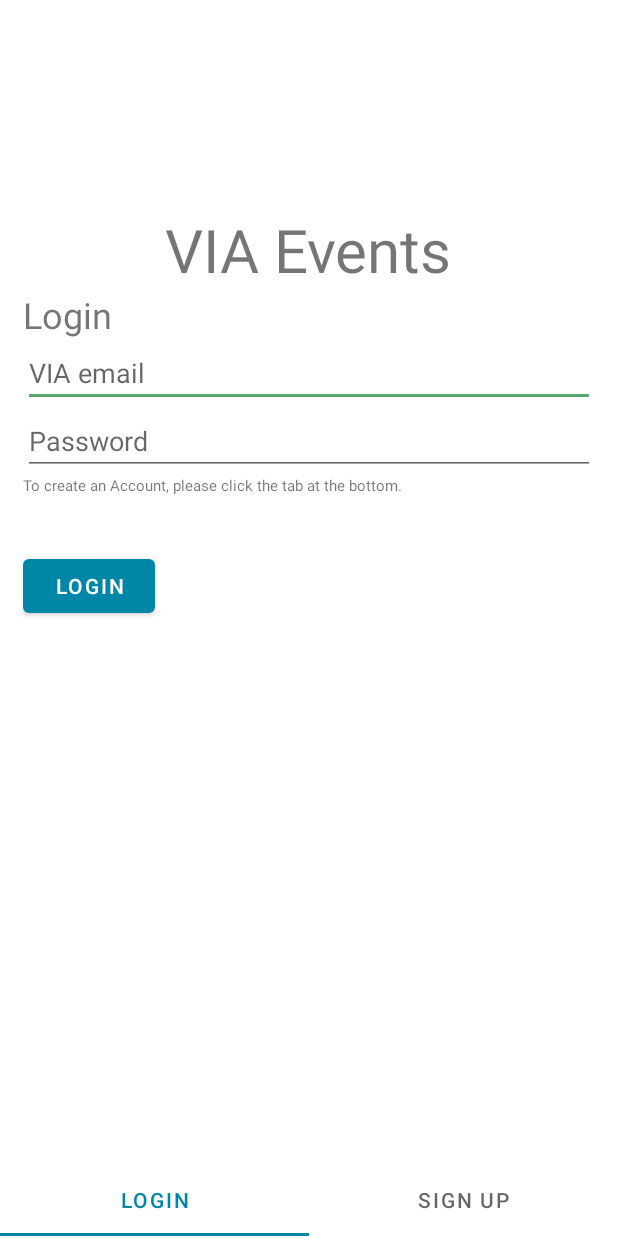
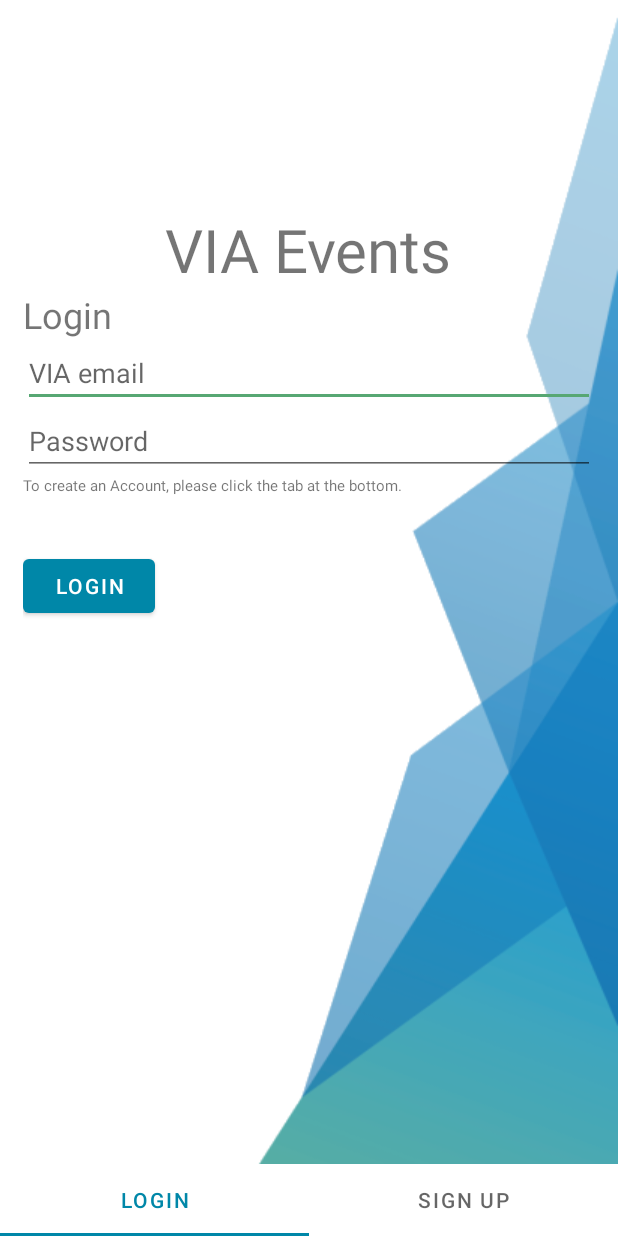
Before and after one commit to jhviggo/and-project-1, an Android app: the screen it shows after launch (AuthActivity), on a phone screen of 412 x 824 dp. Run offline under Robolectric (Android 15) with nearby library versions, the phone set to English and light mode, and no system bars; our stand-ins replace Firebase (no records; nobody signed in at launch, a user with empty details on screens opened directly).

Commit message:
Add auth page background image

```diff
--- a/app/src/main/res/layout/activity_auth.xml
+++ b/app/src/main/res/layout/activity_auth.xml
@@ -5,6 +5,14 @@
     android:layout_width="match_parent"
     android:layout_height="match_parent"
     tools:context=".AuthActivity">
+
+    <ImageView
+        android:layout_width="wrap_content"
+        android:layout_height="wrap_content"
+        android:scaleType="fitXY"
+        app:layout_constraintBottom_toTopOf="@id/tabLayout"
+        app:layout_constraintRight_toRightOf="parent"
+        android:src="@drawable/login_background" />
 
     <LinearLayout
         android:id="@+id/titleLayout"
@@ -52,4 +60,5 @@
 
     </com.google.android.material.tabs.TabLayout>
 
+
 </androidx.constraintlayout.widget.ConstraintLayout>
```
Also changed, not shown: app/src/main/res/drawable/login_background.png (added).
